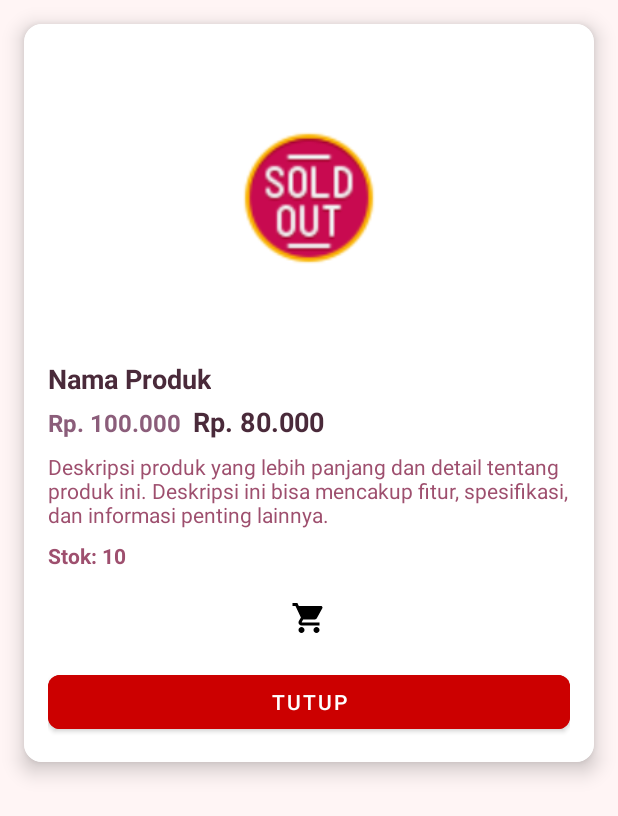
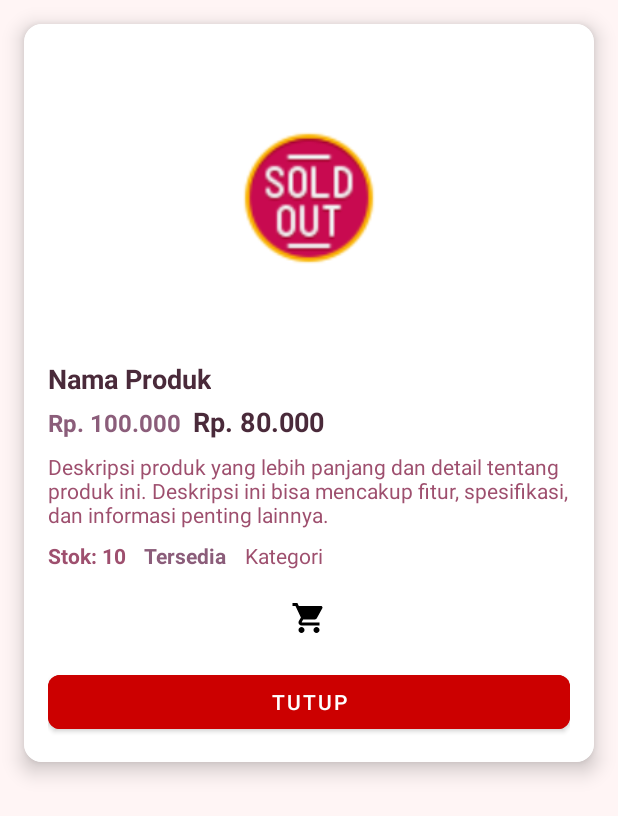
Before and after one commit to feastco/uts_mobile, an Android app: the layout dialog_product_detail.xml on its own in the app's theme, with its tools: preview values and no code run, on a phone screen of 412 x 824 dp. Shown: the top 816 px of the screen. Run offline under Robolectric (Android 15) with nearby library versions, the phone set to English and light mode, and no system bars.

Commit message:
Add new fitures

```diff
--- a/app/src/main/java/com/example/uts_a22202303006/adapter/CartAdapter.java
+++ b/app/src/main/java/com/example/uts_a22202303006/adapter/CartAdapter.java
@@ -11,6 +11,8 @@ import android.widget.ImageButton;
 import android.widget.ImageView;
 import android.widget.TextView;
 import android.widget.Toast;
+
+import es.dmoral.toasty.Toasty;
 
 import androidx.annotation.NonNull;
 import androidx.core.content.ContextCompat;
@@ -103,7 +105,7 @@ public class CartAdapter extends RecyclerView.Adapter<CartAdapter.ViewHolder> {
                 notifyCartQtyChanged();
             } else {
                 // Show a message indicating that the maximum available stock has been reached
-                Toast.makeText(v.getContext(), "Stok maksimum telah tercapai", Toast.LENGTH_SHORT).show();
+                Toasty.warning(v.getContext(), "Stok maksimum telah tercapai", Toast.LENGTH_SHORT, true).show();
             }
         });
 
@@ -137,7 +139,7 @@ public class CartAdapter extends RecyclerView.Adapter<CartAdapter.ViewHolder> {
                             notifyCartTotalChanged();
                             notifyCartQtyChanged();
 
-                            Toast.makeText(v.getContext(), "Berhasil menghapus: " + removedProduct.getMerk(), Toast.LENGTH_SHORT).show();
+                            Toasty.success(v.getContext(), "Berhasil menghapus: " + removedProduct.getMerk(), Toast.LENGTH_SHORT, true).show();
                         })
                         .setNegativeButton("Batal", null)
                         .show();
--- a/app/src/main/java/com/example/uts_a22202303006/api/RegisterAPI.java
+++ b/app/src/main/java/com/example/uts_a22202303006/api/RegisterAPI.java
@@ -45,6 +45,7 @@ public interface RegisterAPI {
             @Field("provinsi") String provinsi,
             @Field("telp") String telp,
             @Field("kodepos") String kodepos,
+            @Field("foto") String foto,
             @Field("email") String email,
             @Field("username") String username
     );
--- a/app/src/main/java/com/example/uts_a22202303006/auth/LoginActivity.java
+++ b/app/src/main/java/com/example/uts_a22202303006/auth/LoginActivity.java
@@ -10,6 +10,7 @@ import android.widget.Button;
 import android.widget.EditText;
 import android.widget.TextView;
 import android.widget.Toast;
+import es.dmoral.toasty.Toasty;
 
 import androidx.activity.EdgeToEdge;
 import androidx.appcompat.app.AppCompatActivity;
@@ -133,7 +134,7 @@ public class LoginActivity extends AppCompatActivity {
                             editor.putString("foto", foto);
                             editor.apply();
 
-                            Toast.makeText(LoginActivity.this, "Login Successful", Toast.LENGTH_SHORT).show();
+                            Toasty.success(LoginActivity.this, "Login Successful", Toast.LENGTH_SHORT, true).show();
                             startActivity(new Intent(LoginActivity.this, MainActivity.class));
                             finish();
                         } else {
--- a/app/src/main/res/layout/activity_edit_profile.xml
+++ b/app/src/main/res/layout/activity_edit_profile.xml
@@ -101,7 +101,7 @@
             android:hint="Email"
             app:boxStrokeColor="@color/secondary"
             app:boxStrokeWidth="2dp"
-            app:endIconMode="clear_text"
+            app:endIconMode="none"
             app:startIconDrawable="@drawable/email"
             app:layout_constraintTop_toBottomOf="@id/tfNama"
             app:layout_constraintStart_toStartOf="parent"
--- a/app/src/main/res/layout/dialog_product_detail.xml
+++ b/app/src/main/res/layout/dialog_product_detail.xml
@@ -88,6 +88,12 @@
             android:textSize="14sp"
             android:layout_marginTop="8dp" />
 
+        <LinearLayout
+            android:layout_width="match_parent"
+            android:layout_height="wrap_content"
+            android:orientation="horizontal"
+            android:layout_marginTop="8dp">
+
             <TextView
                 android:id="@+id/textViewStokDetail"
                 android:layout_width="wrap_content"
@@ -95,8 +101,27 @@
                 android:textSize="14sp"
                 android:text="Stok: 10"
                 android:textColor="@color/text_secondary"
+                android:textStyle="bold" />
+
+            <TextView
+                android:id="@+id/textViewAvailability"
+                android:layout_width="wrap_content"
+                android:layout_height="wrap_content"
+                android:textSize="14sp"
+                android:text="Tersedia"
+                android:textColor="@color/primary"
                 android:textStyle="bold"
-            android:layout_marginTop="8dp" />
+                android:layout_marginStart="12dp" />
+
+            <TextView
+                android:id="@+id/textViewCategory"
+                android:layout_width="wrap_content"
+                android:layout_height="wrap_content"
+                android:textSize="14sp"
+                android:text="Kategori"
+                android:textColor="@color/text_secondary"
+                android:layout_marginStart="12dp" />
+        </LinearLayout>
 
         <ImageButton
             android:id="@+id/imageButtonCart"
--- a/app/src/main/res/layout/fragment_profile.xml
+++ b/app/src/main/res/layout/fragment_profile.xml
@@ -68,8 +68,7 @@
                     android:layout_height="wrap_content"
                     android:text="Guest@example.com"
                     android:textColor="@color/text_secondary"
-                    android:textSize="14sp"
-                    android:layout_marginTop="4dp"/>
+                    android:textSize="14sp"/>
             </LinearLayout>
         </LinearLayout>
     </com.google.android.material.card.MaterialCardView>
```
Also changed, not shown: app/src/main/java/com/example/uts_a22202303006/adapter/ProductAdapter.java (+4 -3 lines), app/src/main/java/com/example/uts_a22202303006/product/ProductDetailDialog.java (+23 -3 lines), app/src/main/java/com/example/uts_a22202303006/profile/EditProfile.java (+20 -8 lines). Lines whose indentation alone changed are shown as unchanged.
